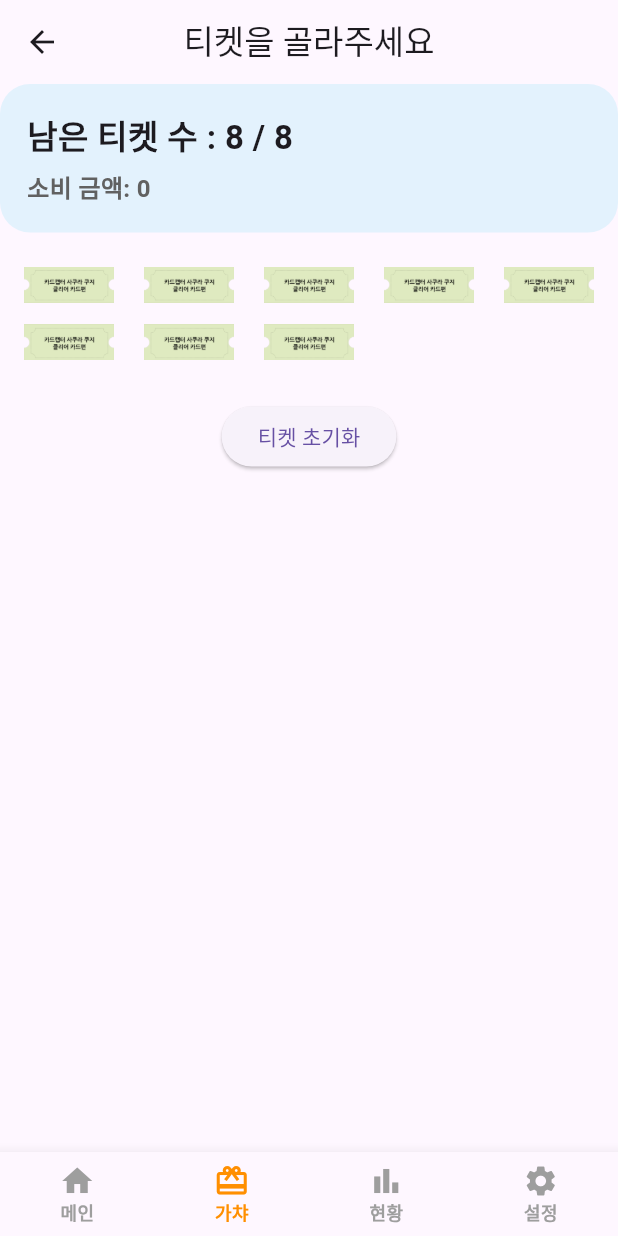
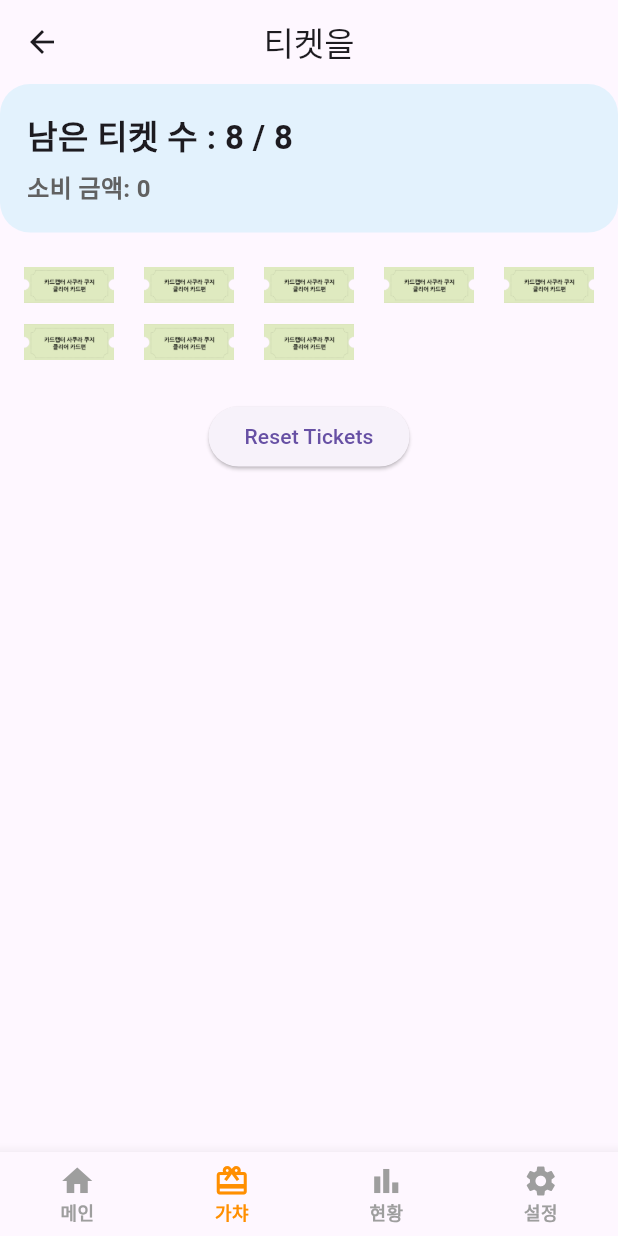
Before and after one commit to k1dn4p/gacha_kodex, a Flutter app: the screen it shows after launch, after a tap on "가챠 뽑기", on a phone screen of 412 x 824 dp. Run offline on Flutter 3.47's test engine with Material 3 defaults, Android fonts, the phone set to English and light mode, and no system bars; our stand-ins replace shared_preferences.

Commit message:
modify to cherry kuzi

```diff
--- a/lib/pages/gacha_page.dart
+++ b/lib/pages/gacha_page.dart
@@ -10,7 +10,7 @@ class GachaPage extends StatelessWidget {
   Widget build(BuildContext context) {
     return Scaffold(
       appBar: AppBar(
-        title: const Text('티켓을 골라주세요'),
+        title: const Text('티켓을'),
         centerTitle: true,
       ),
       body: Consumer<TicketProvider>(
@@ -100,7 +100,7 @@ class GachaPage extends StatelessWidget {
                           onPressed: () {
                             ticketProvider.initializeTickets();
                           },
-                          child: const Text('티켓 초기화'),
+                          child: const Text('Reset Tickets'),
                         ),
                       ],
                     ),
--- a/lib/pages/main_page.dart
+++ b/lib/pages/main_page.dart
@@ -48,7 +48,7 @@ class MainPage extends StatelessWidget {
                         fontWeight: FontWeight.bold,
                       ),
                     ),
-                    SizedBox(height: 15),
+                    const SizedBox(height: 15),
                     const Text(
                       '쿠지는 티켓 하나당 12,000원에서 15,000원을 소비해서 10개에 만원인 꽝들을 뽑는 게임입니다.' ,
                       style: TextStyle(fontSize: 16),
```
Also changed, not shown: 1 other file.
